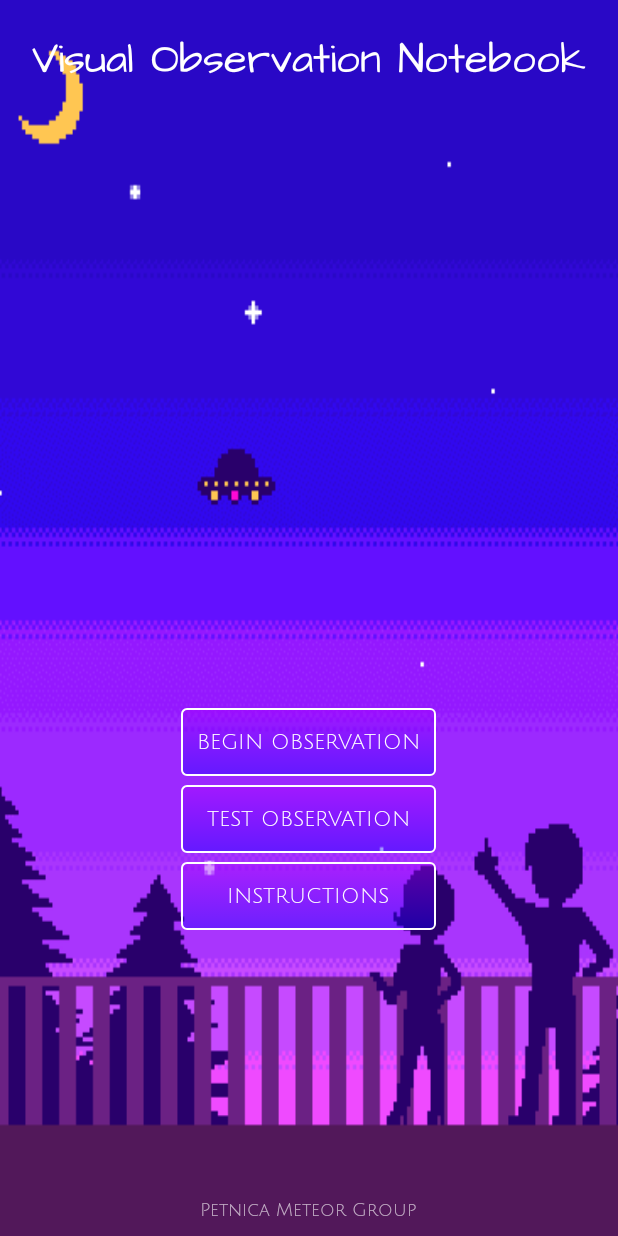
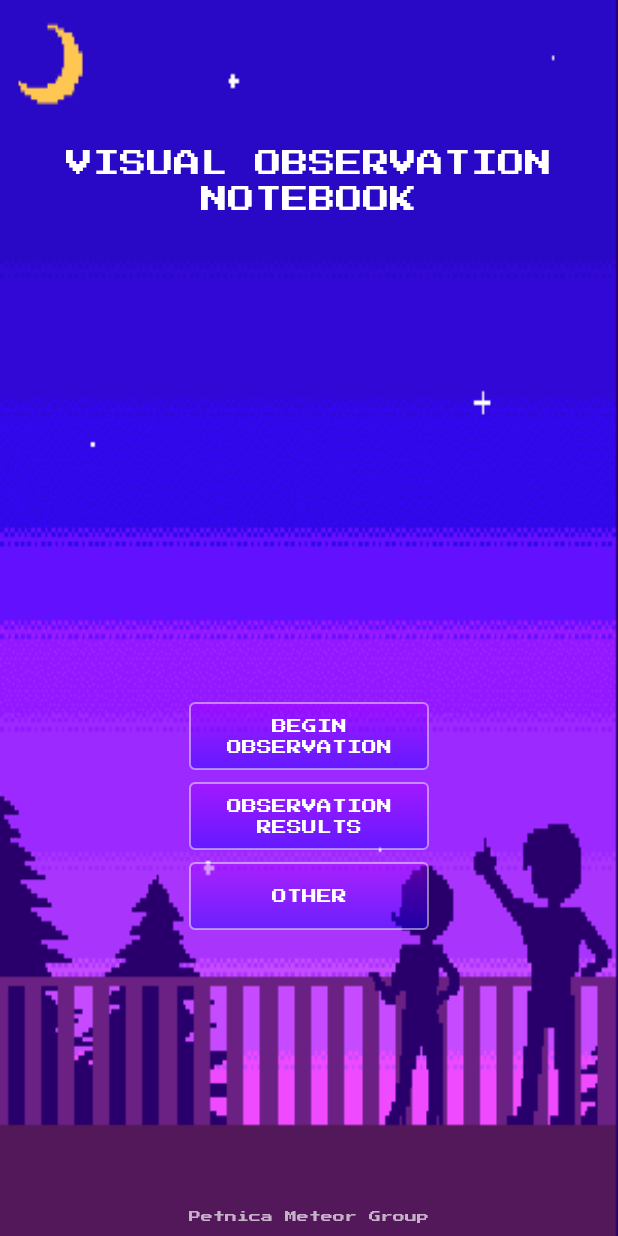
Before and after one commit to petnica-meteor-group/meteor-observation-notebook, an Android app: the screen it shows after launch (MenuActivity), on a phone screen of 412 x 824 dp. Run offline under Robolectric (Android 15) with nearby library versions, the phone set to English and light mode, and no system bars.

Commit message:
Change e v e r y t h i n g

```diff
--- a/app/src/main/java/petnicameteorgroup/visualobservationnotebook/MenuActivity.java
+++ b/app/src/main/java/petnicameteorgroup/visualobservationnotebook/MenuActivity.java
@@ -9,10 +9,7 @@ import android.support.v7.app.AppCompatActivity;
 import android.os.Bundle;
 import android.view.View;
 import android.widget.Button;
-import android.widget.ImageView;
 import android.widget.TextView;
-
-import com.bumptech.glide.Glide;
 
 public class MenuActivity extends AppCompatActivity {
 
@@ -27,15 +24,13 @@ public class MenuActivity extends AppCompatActivity {
             if (checkSelfPermission(Manifest.permission.REORDER_TASKS) != PackageManager.PERMISSION_GRANTED) {
                 requestPermissions(new String[]{Manifest.permission.READ_CONTACTS}, REQUIRED_PERMISSION_CODE);
             }
+            if (checkSelfPermission(Manifest.permission.VIBRATE) != PackageManager.PERMISSION_GRANTED) {
+                requestPermissions(new String[]{Manifest.permission.VIBRATE}, REQUIRED_PERMISSION_CODE);
+            }
         }
 
-        ImageView imageView = (ImageView) findViewById(R.id.gif);
-        Glide.with(this).load(R.drawable.background).into(imageView);
-
-        Typeface font = Typeface.createFromAsset(getAssets(), "fonts/ArchitectsDaughter-Regular.ttf");
+        Typeface font = Typeface.createFromAsset(getAssets(), "fonts/PressStart2P-Regular.ttf");
         ((TextView) findViewById(R.id.title)).setTypeface(font);
-
-        font = Typeface.createFromAsset(getAssets(), "fonts/JuliusSansOne-Regular.ttf");
         ((Button) findViewById(R.id.begin_observation_button)).setTypeface(font);
         ((Button) findViewById(R.id.test_observation_button)).setTypeface(font);
         ((Button) findViewById(R.id.instructions_button)).setTypeface(font);
@@ -51,12 +46,12 @@ public class MenuActivity extends AppCompatActivity {
         startActivity(new Intent(this, NotebookActivity.class));
     }
 
-    public void testObservation(View v) {
-
+    public void showObservationResults(View v) {
+        startActivity(new Intent(this, ObservationResultsActivity.class));
     }
 
-    public void showInstructions(View v) {
-
+    public void showOther(View v) {
+        startActivity(new Intent(this, OtherActivity.class));
     }
 
 }
--- a/app/src/main/res/drawable/menu_button.xml
+++ b/app/src/main/res/drawable/menu_button.xml
@@ -6,7 +6,7 @@
     <item android:state_pressed="true" >
         <shape android:shape="rectangle"  >
             <corners android:radius="3dip" />
-            <stroke android:width="1dip" android:color="#FFFFFF" />
+            <stroke android:width="1dip" android:color="#77FFFFFF" />
             <gradient android:angle="-90" android:startColor="#666600FF" android:endColor="#660000FF"  />
         </shape>
     </item>
@@ -14,7 +14,7 @@
     <item>
         <shape android:shape="rectangle"  >
             <corners android:radius="3dip" />
-            <stroke android:width="1dip" android:color="#FFFFFF" />
+            <stroke android:width="1dip" android:color="#77FFFFFF" />
             <gradient android:angle="-90" android:startColor="#66AA00FF" android:endColor="#661100FF" />
         </shape>
     </item>
--- a/app/src/main/res/layout/activity_menu.xml
+++ b/app/src/main/res/layout/activity_menu.xml
@@ -6,13 +6,12 @@
     android:layout_height="match_parent"
     tools:context="petnicameteorgroup.visualobservationnotebook.MenuActivity">
 
-    <ImageView
-        android:id="@+id/gif"
+    <pl.droidsonroids.gif.GifImageView
         android:layout_height="match_parent"
         android:layout_width="match_parent"
         android:scaleType="fitXY"
-        tools:ignore="ContentDescription">
-    </ImageView>
+        android:src="@drawable/background">
+    </pl.droidsonroids.gif.GifImageView>
 
     <TextView
         android:id="@+id/title"
@@ -23,9 +22,11 @@
         android:layout_centerHorizontal="true"
         android:layout_marginBottom="4dp"
         android:text="@string/visual_observation_notebook"
-        android:textSize="28sp"
+        android:textSize="18sp"
+        android:textAllCaps="true"
+        android:lineSpacingExtra="6dp"
         android:textColor="@color/title_color"
-        android:layout_marginTop="20dp"/>
+        android:layout_marginTop="100dp"/>
 
     <LinearLayout
         android:layout_width="wrap_content"
@@ -37,33 +38,42 @@
 
         <Button
             android:id="@+id/begin_observation_button"
-            android:layout_width="170dp"
+            android:layout_width="160dp"
             android:layout_height="45dp"
             android:text="@string/begin_observation"
             android:textColor="@color/menu_button_text_color"
+            android:textSize="10sp"
+            android:lineSpacingExtra="4dp"
+            android:paddingTop="5dp"
             android:onClick="beginObservation"
             android:background="@drawable/menu_button"
-            android:layout_marginBottom="6dp">
+            android:layout_marginBottom="8dp">
         </Button>
 
         <Button
             android:id="@+id/test_observation_button"
-            android:layout_width="170dp"
+            android:layout_width="160dp"
             android:layout_height="45dp"
-            android:text="@string/test_observation"
+            android:text="@string/observation_results"
             android:textColor="@color/menu_button_text_color"
-            android:onClick="testObservation"
+            android:textSize="10sp"
+            android:lineSpacingExtra="4dp"
+            android:paddingTop="5dp"
+            android:onClick="showObservationResults"
             android:background="@drawable/menu_button"
-            android:layout_marginBottom="6dp">
+            android:layout_marginBottom="8dp">
         </Button>
 
         <Button
             android:id="@+id/instructions_button"
-            android:layout_width="170dp"
+            android:layout_width="160dp"
             android:layout_height="45dp"
-            android:text="@string/instructions"
+            android:text="@string/other"
             android:textColor="@color/menu_button_text_color"
-            android:onClick="showInstructions"
+            android:textSize="10sp"
+            android:lineSpacingExtra="4dp"
+            android:paddingTop="5dp"
+            android:onClick="showOther"
             android:background="@drawable/menu_button">
         </Button>
 
@@ -75,9 +85,9 @@
         android:layout_height="wrap_content"
         android:layout_alignParentBottom="true"
         android:layout_centerHorizontal="true"
-        android:layout_marginBottom="10dp"
+        android:layout_marginBottom="5dp"
         android:text="@string/petnica_meteor_group"
-        android:textSize="12sp"
+        android:textSize="8sp"
         android:textColor="@color/pmg_color"/>
 
 </RelativeLayout>
--- a/build.gradle
+++ b/build.gradle
@@ -5,7 +5,7 @@ buildscript {
         jcenter()
     }
     dependencies {
-        classpath 'com.android.tools.build:gradle:2.3.3'
+        classpath 'com.android.tools.build:gradle:3.0.0'
 
         // NOTE: Do not place your application dependencies here; they belong
         // in the individual module build.gradle files
```
Also changed, not shown: app/build.gradle (+14 -2 lines), app/src/main/AndroidManifest.xml (+7 -1 lines), app/src/main/java/petnicameteorgroup/visualobservationnotebook/Notebook.java (+17 -8 lines), app/src/main/java/petnicameteorgroup/visualobservationnotebook/NotebookActivity.java (+63 -0 lines), app/src/main/java/petnicameteorgroup/visualobservationnotebook/ObservationResultsActivity.java (added, +13 -0 lines), app/src/main/java/petnicameteorgroup/visualobservationnotebook/OtherActivity.java (added, +13 -0 lines), app/src/main/java/petnicameteorgroup/visualobservationnotebook/TestNotebook.java (added, +36 -0 lines), app/src/main/res/layout/activity_notebook.xml (+12 -6 lines), app/src/main/res/layout/activity_observation_results.xml (added, +9 -0 lines), app/src/main/res/layout/activity_other.xml (added, +9 -0 lines), app/src/main/res/values/strings.xml (+75 -2 lines), app/src/main/assets/fonts/ArchitectsDaughter-Regular.ttf (deleted), app/src/main/assets/fonts/JuliusSansOne-Regular.ttf (deleted), app/src/main/assets/fonts/PressStart2P-Regular.ttf (added), 2 more files.
